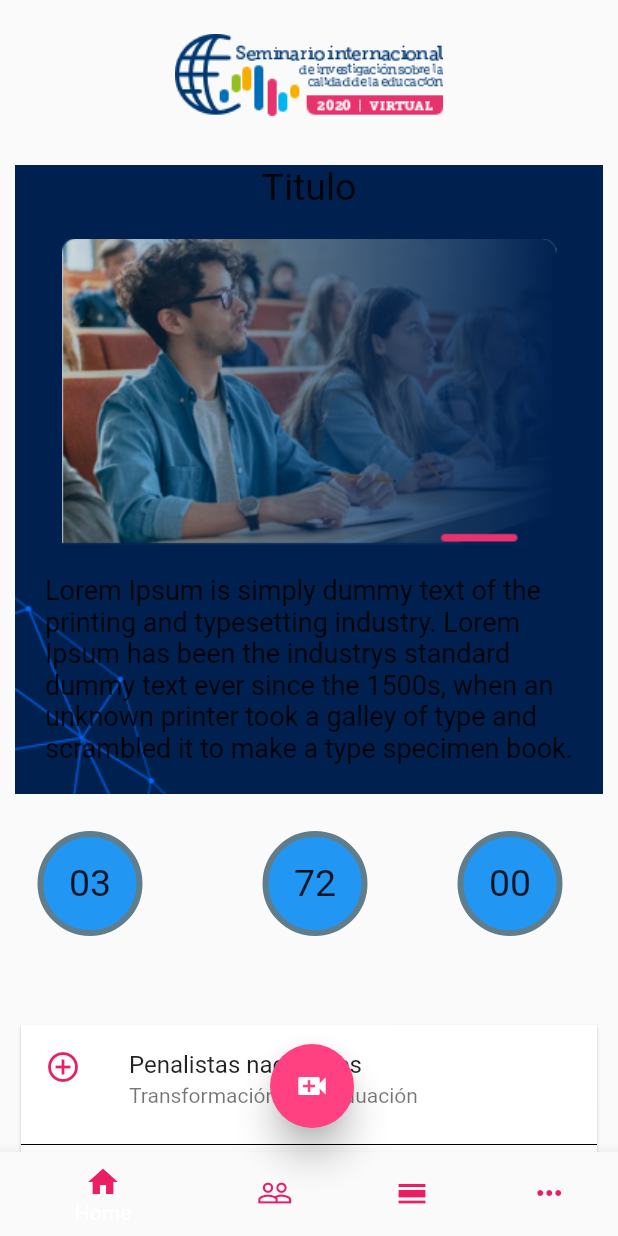
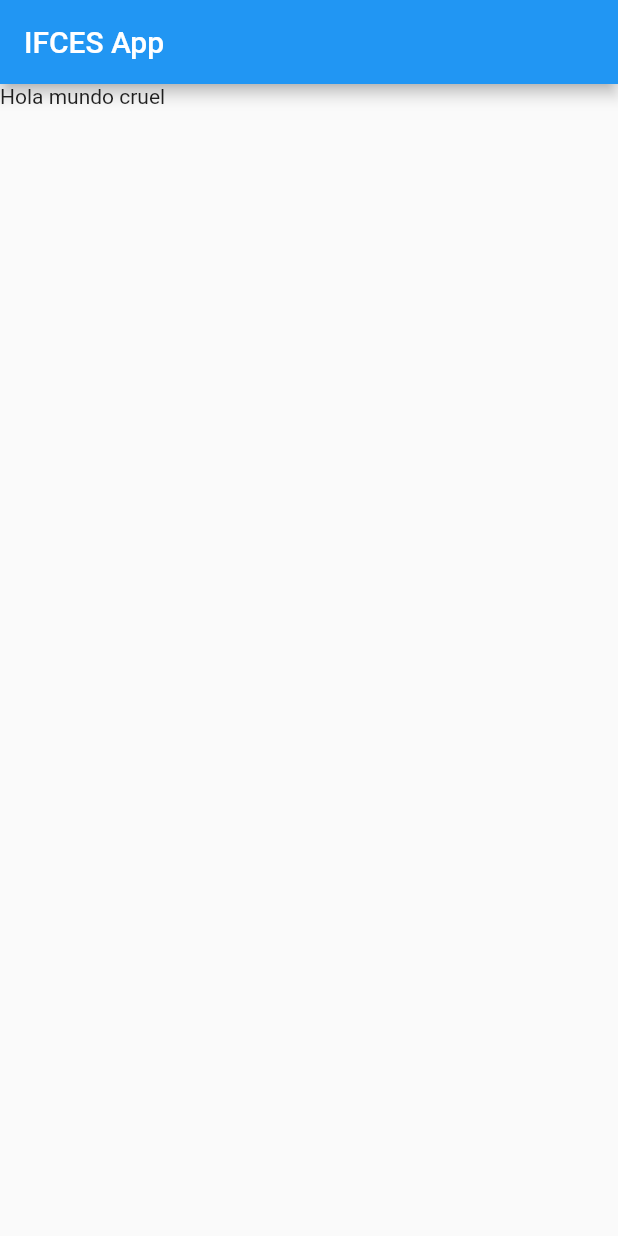
Before and after one commit to sdtorresl/icfesapp, a Flutter app: the screen it shows after launch, on a phone screen of 412 x 824 dp. Run offline on Flutter 3.47's test engine with Material 2 defaults, Android fonts, the light colour scheme and no system bars.

Commit message:
Revert "Initial page"

```diff
--- a/lib/main.dart
+++ b/lib/main.dart
@@ -1,7 +1,5 @@
 import 'package:flutter/material.dart';
-import 'package:flutter/cupertino.dart';
-import 'package:icfesapp/page/documents.dart';
-import 'package:icfesapp/page/home_page.dart';
+import 'package:icfesapp/pages/home.dart';
 
 void main() {
   runApp(IcfesApp());
@@ -13,11 +11,9 @@ class IcfesApp extends StatelessWidget {
   Widget build(BuildContext context) {
     return MaterialApp(
       title: 'ICFES App',
-      debugShowCheckedModeBanner: false,
       theme: ThemeData(
         // This is the theme of your application.
         //
-
         // Try running your application with "flutter run". You'll see the
         // application has a blue toolbar. Then, without quitting the app, try
         // changing the primarySwatch below to Colors.green and then invoke
--- a/lib/page/home_page.dart
+++ /dev/null
@@ -1,266 +0,0 @@
-import 'package:flutter/material.dart';
-
-final textstyle = new TextStyle(fontSize: 25);
-final textstyle2 = new TextStyle(fontSize: 18);
-
-class HomePage extends StatelessWidget {
-  const HomePage({Key key}) : super(key: key);
-
-  @override
-  Widget build(BuildContext context) {
-    return Scaffold(
-        appBar: _topBar(context),
-        body: ListView(
-          padding: EdgeInsets.all(10.0),
-          children: <Widget>[
-            _view(),
-            _watch(),
-            SizedBox(height: 50.0),
-            _national(context),
-            SizedBox(height: 1.0),
-          ],
-        ),
-        bottomNavigationBar: BottomNavigationBar(
-          currentIndex: 0,
-          items: [
-            BottomNavigationBarItem(
-              icon: new Icon(Icons.home, color: Colors.pink),
-              title: new Text('Home'),
-            ),
-            BottomNavigationBarItem(
-              icon: new Icon(Icons.people_outline, color: Colors.pink),
-              title: new Text('Salas'),
-            ),
-            BottomNavigationBarItem(
-              icon: new Icon(
-                Icons.calendar_view_day,
-                color: Colors.pink,
-              ),
-              title: new Text('Seciones'),
-            ),
-            BottomNavigationBarItem(
-              icon: new Icon(Icons.more_horiz, color: Colors.pink),
-              title: new Text('Mas'),
-            ),
-          ],
-        ),
-        floatingActionButtonLocation: FloatingActionButtonLocation.centerFloat,
-        floatingActionButton: _createButtons());
-  }
-
-  Widget _topBar(context) {
-    double screenWidth = MediaQuery.of(context).size.width;
-    double barHeight = 100;
-    return PreferredSize(
-      preferredSize: Size(screenWidth, barHeight),
-      child: Container(
-        child: Stack(
-          children: [
-            Container(
-              width: 500,
-              height: 500,
-              padding: EdgeInsets.all(10),
-              child: SafeArea(
-                child: Image.asset("assets/img/Group 101.png"),
-              ),
-            ),
-          ],
-        ),
-      ),
-    );
-  }
-}
-
-Widget _createButtons() {
-  return Row(
-    mainAxisAlignment: MainAxisAlignment.end,
-    children: <Widget>[
-      SizedBox(
-        width: 180,
-      ),
-      FloatingActionButton(
-          backgroundColor: (Colors.pinkAccent),
-          elevation: 10.0,
-          child: Icon(
-            Icons.video_call,
-            color: Colors.white,
-          ),
-          onPressed: () {}),
-      Expanded(
-          child: SizedBox(
-        width: 20.0,
-      )),
-    ],
-  );
-}
-
-Widget _view() {
-  final card = Container(
-    child: Column(
-      children: <Widget>[
-        Center(child: Text('Titulo', style: textstyle)),
-        Container(
-          padding: EdgeInsets.all(10),
-        ),
-        new Image.asset('assets/img/Group 6.png'),
-        Container(
-            padding: EdgeInsets.all(20),
-            child: Text(
-              'Lorem Ipsum is simply dummy text of the printing and typesetting industry. Lorem Ipsum has been the industrys standard dummy text ever since the 1500s, when an unknown printer took a galley of type and scrambled it to make a type specimen book. ',
-              style: textstyle2,
-            ))
-      ],
-    ),
-  );
-  return Container(
-    decoration: new BoxDecoration(
-        image: new DecorationImage(
-      fit: BoxFit.cover,
-      image: AssetImage("assets/img/Group 194.png"),
-    )),
-    child: ClipRRect(
-      borderRadius: BorderRadius.circular(40),
-      child: card,
-    ),
-  );
-}
-
-Widget _watch() {
-  Container(
-      child: Column(
-    children: <Widget>[
-      Text('Empieza nuestro conteo para el evento'),
-      Container(
-          padding: EdgeInsets.all(0),
-          child: Text(
-            'uuu',
-          ))
-    ],
-  ));
-  return Container(
-      child: Row(
-    children: <Widget>[
-      Positioned(
-        child: Container(
-          height: 100.0,
-          width: 150.0,
-          child: Stack(
-            children: <Widget>[
-              Positioned(
-                top: 25.0,
-                child: Container(
-                  height: 70.0,
-                  width: 100.0,
-                  decoration: BoxDecoration(
-                      border: Border.all(width: 4, color: Colors.blueGrey),
-                      shape: BoxShape.circle,
-                      color: Colors.blue),
-                  child: Column(
-                    crossAxisAlignment: CrossAxisAlignment.center,
-                    mainAxisAlignment: MainAxisAlignment.center,
-                    children: <Widget>[
-                      Text(
-                        '03',
-                        style: textstyle,
-                      ),
-                    ],
-                  ),
-                ),
-              ),
-            ],
-          ),
-        ),
-      ),
-      Positioned(
-        child: Container(
-          height: 100.0,
-          width: 130.0,
-          child: Stack(
-            children: <Widget>[
-              Positioned(
-                top: 25.0,
-                child: Container(
-                  height: 70.0,
-                  width: 100.0,
-                  decoration: BoxDecoration(
-                      border: Border.all(width: 4, color: Colors.blueGrey),
-                      shape: BoxShape.circle,
-                      color: Colors.blue),
-                  child: Column(
-                    crossAxisAlignment: CrossAxisAlignment.center,
-                    mainAxisAlignment: MainAxisAlignment.center,
-                    children: <Widget>[
-                      Text(
-                        '72',
-                        style: textstyle,
-                      ),
-                    ],
-                  ),
-                ),
-              ),
-            ],
-          ),
-        ),
-      ),
-      Positioned(
-        child: Container(
-          height: 100.0,
-          width: 100.0,
-          child: Stack(
-            children: <Widget>[
-              Positioned(
-                top: 25.0,
-                child: Container(
-                  height: 70.0,
-                  width: 100.0,
-                  decoration: BoxDecoration(
-                    border: Border.all(width: 4, color: Colors.blueGrey),
-                    shape: BoxShape.circle,
-                    color: Colors.blue,
-                  ),
-                  child: Column(
-                    crossAxisAlignment: CrossAxisAlignment.center,
-                    mainAxisAlignment: MainAxisAlignment.center,
-                    children: <Widget>[
-                      Text(
-                        '00',
-                        style: textstyle,
-                      ),
-                    ],
-                  ),
-                ),
-              ),
-            ],
-          ),
-        ),
-      )
-    ],
-  ));
-}
-
-Widget _national(BuildContext context) {
-  return Card(
-    elevation: 1.0,
-    shape: RoundedRectangleBorder(borderRadius: BorderRadius.circular(1.0)),
-    child: Column(
-      children: <Widget>[
-        ListTile(
-          leading: Icon(Icons.add_circle_outline, color: Colors.pink),
-          title: Text('Penalistas nacionales '),
-          subtitle: Text('Transformación de la eduación'),
-          onLongPress: () {},
-        ),
-        Divider(color: Colors.black),
-        ListTile(
-          leading: Icon(Icons.expand_less, color: Colors.pink),
-          title: Text('Penalistas nacionales '),
-          subtitle: Text('Transformación de la eduación'),
-          onLongPress: () {
-            Navigator.push(
-                context, MaterialPageRoute(builder: (context) => Card()));
-          },
-        )
-      ],
-    ),
-  );
-}
--- /dev/null
+++ b/lib/pages/home.dart
@@ -0,0 +1,17 @@
+import 'package:flutter/material.dart';
+
+class HomePage extends StatelessWidget {
+  const HomePage({Key key}) : super(key: key);
+
+  @override
+  Widget build(BuildContext context) {
+    return Scaffold(
+      appBar: AppBar(
+        title: Text("IFCES App"),
+      ),
+      body: Container(
+        child: Text("Hola mundo cruel"),
+      ),
+    );
+  }
+}
```
Also changed, not shown: lib/page/documents.dart (deleted, +0 -130 lines), pubspec.yaml (+3 -7 lines), assets/img/Group 101.png (deleted), assets/img/Group 194.png (deleted), assets/img/Group 6.png (deleted), assets/img/logo_icfes.png (deleted), assets/img/sem2020.png (deleted), pubspec.lock, 1 other file.
